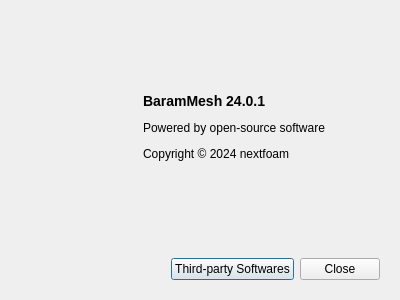
Before: the Qt Designer form baramMesh/view/menu/help/about_dialog.ui in nextfoam/baram, drawn with Qt 5.
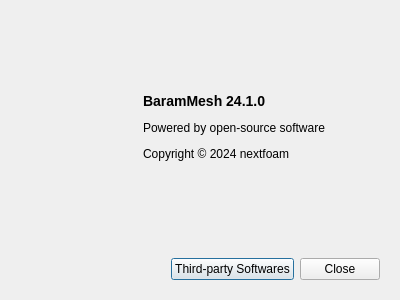
After: the same form once the commit is applied.

Patch:
```diff
--- a/baramMesh/view/menu/help/about_dialog.ui
+++ b/baramMesh/view/menu/help/about_dialog.ui
@@ -90,7 +90,7 @@
          </sizepolicy>
         </property>
         <property name="text">
-         <string>&lt;p&gt;&lt;b&gt;&lt;font size=&quot;4&quot;&gt;BaramMesh 24.0.1&lt;/font&gt;&lt;/b&gt;&lt;/p&gt;
+         <string>&lt;p&gt;&lt;b&gt;&lt;font size=&quot;4&quot;&gt;BaramMesh 24.1.0&lt;/font&gt;&lt;/b&gt;&lt;/p&gt;
 
 &lt;p&gt;Powered by open-source software&lt;/p&gt;
 
```
